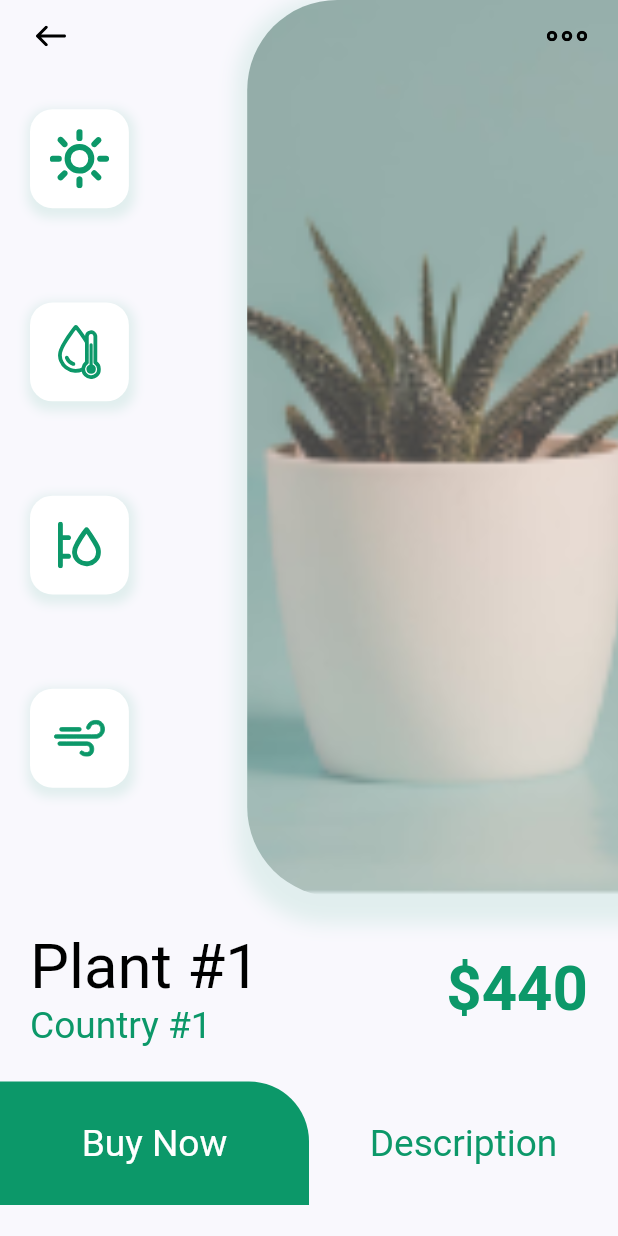
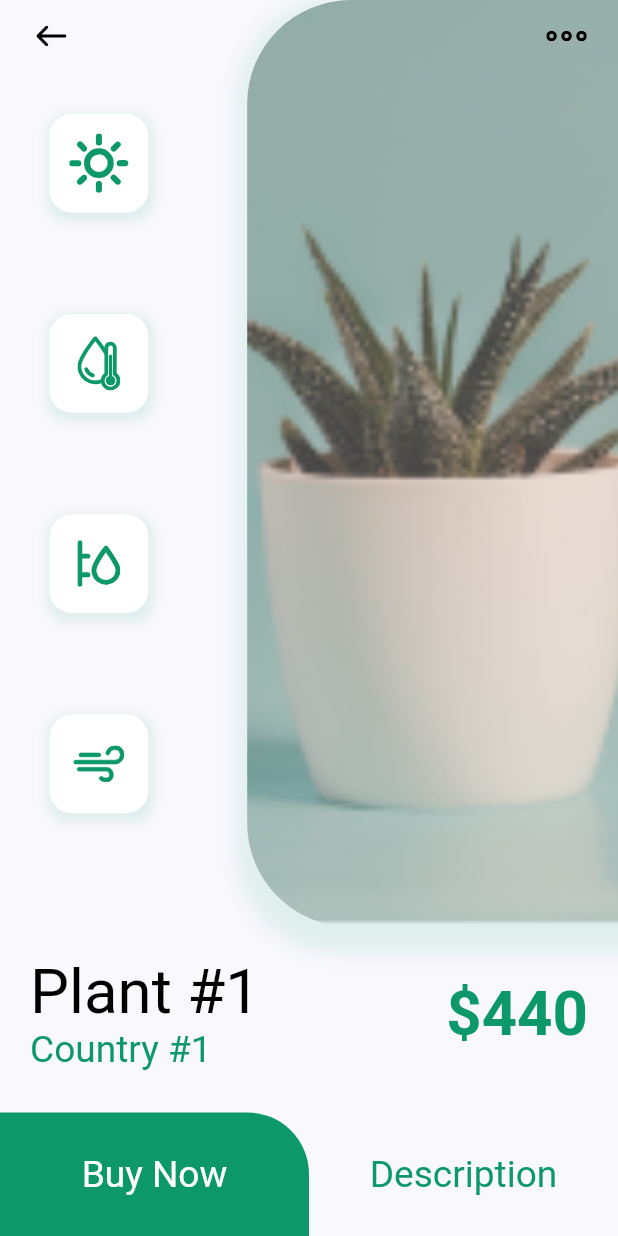
Before and after one commit to laguierre/Plant-App, a Flutter app: the screen it shows after launch, after a tap on an icon or button, on a phone screen of 412 x 824 dp. Run offline on Flutter 3.47's test engine with Material 2 defaults, Android fonts, the phone set to English and light mode, and no system bars; our stand-ins replace flutter_svg.

Commit message:
Final commit

```diff
--- a/lib/main.dart
+++ b/lib/main.dart
@@ -3,14 +3,17 @@ import 'package:plant_app/pages/home_page.dart';
 import 'package:plant_app/utils/constants.dart';
 import 'package:flutter/services.dart';
 
-import 'pages/buy_plant_page.dart';
 void main() {
+  WidgetsFlutterBinding.ensureInitialized();
   SystemChrome.setSystemUIOverlayStyle(const SystemUiOverlayStyle(
-    systemNavigationBarColor: Colors.white, // navigation bar color
-    statusBarColor: kPrimaryColor, // status bar color
+    systemNavigationBarColor: Colors.black, // navigation bar color
+    statusBarColor: kPrimaryColor, // status color bar
     statusBarIconBrightness: Brightness.light, // status bar icon color
-    systemNavigationBarIconBrightness: Brightness.dark, // color of navigation controls
   ));
+  SystemChrome.setPreferredOrientations([
+    DeviceOrientation.portraitUp,
+    DeviceOrientation.portraitDown
+  ]);
   runApp(const MyApp());
 }
 
@@ -19,17 +22,16 @@ class MyApp extends StatelessWidget {
 
   @override
   Widget build(BuildContext context) {
-
     return MaterialApp(
       debugShowCheckedModeBanner: false,
       title: 'Plant App',
       theme: ThemeData(
         scaffoldBackgroundColor: kBackgroundColor,
-        primaryColor: kPrimaryColor,
-        textTheme: Theme.of(context).textTheme.apply(bodyColor: kTextColor),
+        //primaryColor: kPrimaryColor,
+        //textTheme: Theme.of(context).textTheme.apply(bodyColor: kTextColor),
         visualDensity: VisualDensity.adaptivePlatformDensity,
       ),
-      home: HomePage(),//BuyPlantPage(),
+      home: const HomePage(),
     );
   }
 }
--- a/lib/pages/buy_plant_page.dart
+++ b/lib/pages/buy_plant_page.dart
@@ -2,7 +2,7 @@ import 'package:flutter/material.dart';
 import 'package:flutter_svg/flutter_svg.dart';
 import 'package:plant_app/models/plant_model.dart';
 import 'package:plant_app/utils/constants.dart';
-
+import 'package:flutter/services.dart';
 
 class BuyPlantPage extends StatelessWidget {
   const BuyPlantPage({Key? key, required this.plant}) : super(key: key);
@@ -13,23 +13,62 @@ class BuyPlantPage extends StatelessWidget {
   Widget build(BuildContext context) {
     var size = MediaQuery.of(context).size;
     double sizePicture = 0.6;
+    double borderPicture = 3 * size.height * 0.028;
+
     return SafeArea(
       child: Scaffold(
+        extendBody: true,
+        extendBodyBehindAppBar: true,
         backgroundColor: kBackgroundColor,
         body: Column(
-          mainAxisAlignment: MainAxisAlignment.spaceBetween,
+          mainAxisAlignment: MainAxisAlignment.spaceAround,
           children: [
             Expanded(
               child: Container(
-                padding: const EdgeInsets.only(bottom: 20),
+                padding: EdgeInsets.only(bottom: size.height * 0.02),
                 width: double.infinity,
                 child: Stack(
                   children: [
                     const _ButtonsSide(),
-                    Container(
+                    _PlantImage(
+                        size: size,
+                        sizePicture: sizePicture,
+                        borderPicture: borderPicture,
+                        plant: plant),
+                    const _ButtonsTop(),
+                  ],
+                ),
+              ),
+            ),
+            _DetailsData(size: size, plant: plant),
+            SizedBox(height: size.height * 0.03),
+            _BtnBuyAndDescription(size: size),
+          ],
+        ),
+      ),
+    );
+  }
+}
+
+class _PlantImage extends StatelessWidget {
+  const _PlantImage({
+    Key? key,
+    required this.size,
+    required this.sizePicture,
+    required this.borderPicture,
+    required this.plant,
+  }) : super(key: key);
+
+  final Size size;
+  final double sizePicture;
+  final double borderPicture;
+  final PlantModel plant;
+
+  @override
+  Widget build(BuildContext context) {
+    return Container(
       height: double.infinity,
-                      margin:
-                      EdgeInsets.only(left: size.width * (1 - sizePicture)),
+      margin: EdgeInsets.only(left: size.width * (1 - sizePicture)),
       width: size.width * sizePicture,
       decoration: BoxDecoration(
         boxShadow: [
@@ -37,33 +76,23 @@ class BuyPlantPage extends StatelessWidget {
             color: kPrimaryColor.withOpacity(0.1),
             spreadRadius: 10,
             blurRadius: 10,
-                            offset: const Offset(
-                                3, 8), // changes position of shadow
+            offset: const Offset(3, 8), // changes position of shadow
           ),
         ],
-                        borderRadius: const BorderRadius.only(
-                            topLeft: Radius.circular(3 * kDefaultPadding),
-                            bottomLeft: Radius.circular(3 * kDefaultPadding)),
+        borderRadius: BorderRadius.only(
+            topLeft: Radius.circular(borderPicture),
+            bottomLeft: Radius.circular(borderPicture)),
       ),
-                      child: ClipRRect(
-                          borderRadius: const BorderRadius.only(topLeft: Radius.circular(3*kDefaultPadding), bottomLeft: Radius.circular(3*kDefaultPadding)),
       child: Hero(
         tag: plant.id,
+        child: ClipRRect(
+            borderRadius: BorderRadius.only(
+                topLeft: Radius.circular(borderPicture),
+                bottomLeft: Radius.circular(borderPicture)),
             child: Image.asset(
               plant.image,
               fit: BoxFit.cover,
-                            ),
             )),
-                    ),
-                    const _ButtonsTop(),
-                  ],
-                ),
-              ),
-            ),
-            _DetailsData(size: size, plant: plant),
-            _BtnBuyAndDescription(size: size),
-          ],
-        ),
       ),
     );
   }
@@ -76,9 +105,12 @@ class _ButtonsSide extends StatelessWidget {
 
   @override
   Widget build(BuildContext context) {
+    var size = MediaQuery.of(context).size;
     return Padding(
-      padding:
-          const EdgeInsets.only(top: 10, bottom: 10, left: kDefaultPadding),
+      padding: EdgeInsets.only(
+          top: size.height * 0.01,
+          bottom: size.height * 0.01,
+          left: size.height * 0.04),
       child: Column(
         mainAxisAlignment: MainAxisAlignment.spaceEvenly,
         children: [
@@ -99,14 +131,20 @@ class _ButtonsTop extends StatelessWidget {
 
   @override
   Widget build(BuildContext context) {
+    var size = MediaQuery.of(context).size;
     return Padding(
-      padding: const EdgeInsets.symmetric(horizontal: kDefaultPadding / 2),
+      padding: EdgeInsets.symmetric(horizontal: size.width * 0.05 / 2),
       child: Row(
         mainAxisAlignment: MainAxisAlignment.spaceBetween,
         children: [
           IconButton(
             icon: SvgPicture.asset(back_arrow, color: Colors.black),
             onPressed: () {
+              SystemChrome.setSystemUIOverlayStyle(const SystemUiOverlayStyle(
+                statusBarColor: kPrimaryColor, // status color bar
+                statusBarIconBrightness:
+                    Brightness.light, // status bar icon color
+              ));
               Navigator.pop(context);
             },
           ),
@@ -123,7 +161,8 @@ class _ButtonsTop extends StatelessWidget {
 class _DetailsData extends StatelessWidget {
   const _DetailsData({
     Key? key,
-    required this.size, required this.plant,
+    required this.size,
+    required this.plant,
   }) : super(key: key);
 
   final Size size;
@@ -133,13 +172,14 @@ class _DetailsData extends StatelessWidget {
   Widget build(BuildContext context) {
     return Padding(
       padding: const EdgeInsets.symmetric(horizontal: kDefaultPadding),
-      child: Container(
+      child: SizedBox(
         width: double.infinity,
         height: size.height * 0.1,
         child: Row(
           //mainAxisAlignment: MainAxisAlignment.spaceAround,
           children: [
-            RichText(
+            FittedBox(
+              child: RichText(
                 text: TextSpan(children: [
                   TextSpan(
                       text: plant.title, //plantName.toUpperCase(),
@@ -151,7 +191,8 @@ class _DetailsData extends StatelessWidget {
                           color: kPrimaryColor, fontSize: size.height * 0.03)),
                 ]),
               ),
-            Spacer(),
+            ),
+            const Spacer(),
             Text('\$' + plant.price.toString(), //'\$$price',
                 style: TextStyle(
                     fontSize: size.height * 0.05,
@@ -174,29 +215,41 @@ class _BtnBuyAndDescription extends StatelessWidget {
 
   @override
   Widget build(BuildContext context) {
-    return Row(
+    return SizedBox(
+      height: size.height * 0.1,
+      child: Row(
         children: [
-        Container(
+          InkWell(
+            borderRadius:
+                BorderRadius.only(topRight: Radius.circular(size.width * 0.1)),
+            onTap: () {},
+            child: Container(
               alignment: Alignment.center,
-          height: size.height * 0.1,
               width: size.width / 2,
-          decoration: const BoxDecoration(
+              decoration: BoxDecoration(
                 color: kPrimaryColor,
-            borderRadius: BorderRadius.only(topRight: Radius.circular(40)),
+                borderRadius: BorderRadius.only(
+                    topRight: Radius.circular(size.width * 0.1)),
               ),
               child: Text('Buy Now',
-              style:
-                  TextStyle(fontSize: size.height * 0.03, color: Colors.white)),
+                  style: TextStyle(
+                      fontSize: size.height * 0.03, color: Colors.white)),
             ),
-        Container(
+          ),
+          InkWell(
+            borderRadius:
+                BorderRadius.only(topLeft: Radius.circular(size.width * 0.1)),
+            onTap: () {},
+            child: Container(
               alignment: Alignment.center,
-          height: size.height * 0.15,
               width: size.width / 2,
               child: Text('Description',
                   style: TextStyle(
                       fontSize: size.height * 0.03, color: kPrimaryColor)),
+            ),
           )
         ],
+      ),
     );
   }
 }
@@ -215,8 +268,7 @@ class BtnSide extends StatelessWidget {
   @override
   Widget build(BuildContext context) {
     double sizeBtn = MediaQuery.of(context).size.height * 0.08;
-    return InkWell(
-      child: Container(
+    return Container(
       height: sizeBtn,
       width: sizeBtn,
       decoration: BoxDecoration(
@@ -231,10 +283,12 @@ class BtnSide extends StatelessWidget {
           ),
         ],
       ),
+      child: InkWell(
+        borderRadius: BorderRadius.circular(15),
+        onTap: onTap,
         child:
             SvgPicture.asset(nameIcon, fit: BoxFit.none, color: kPrimaryColor),
       ),
-      onTap: onTap,
     );
   }
 }
--- a/lib/pages/home_page.dart
+++ b/lib/pages/home_page.dart
@@ -4,6 +4,7 @@ import 'package:plant_app/data/data.dart';
 import '../utils/constants.dart';
 import '../widgets/plant_card.dart';
 import 'buy_plant_page.dart';
+import 'package:flutter/services.dart';
 
 class HomePage extends StatefulWidget {
   const HomePage({Key? key}) : super(key: key);
@@ -23,12 +24,14 @@ class _HomePageState extends State<HomePage> {
   double heightRecommended = 1;
   double heightListRecommended = 1;
   double heightFeaturedPlant = 1;
+  late bool _blockList;
 
   @override
   void initState() {
     _scrollControllerV.addListener(_listenScrollingV);
     _scrollControllerH.addListener(_listenScrollingH);
     super.initState();
+    _blockList = true;
   }
 
   @override
@@ -52,12 +55,14 @@ class _HomePageState extends State<HomePage> {
           ((_scrollControllerV.position.pixels - heightFeaturedPlant) / (15))
               .clamp(0, 1);
 
-      print("*****************");
-      print(_scrollControllerV.position.pixels);
-      print("*****************");
-      print("Opacity List: $_opacityRecommended");
-      print("Opacity Featured: $_opacityLabelAndButton_2");
-      print(_scrollControllerV.position.pixels - heightRecommended);
+      ///If the Vertical Scroll Position is > 0.1 Size Screen => Block the InkWell
+      ///of the image
+      setState(() {
+        MediaQuery.of(context).size.height * 0.1 >
+                _scrollControllerV.position.pixels
+            ? _blockList = true
+            : _blockList = false;
+      });
     });
   }
 
@@ -83,7 +88,6 @@ class _HomePageState extends State<HomePage> {
       heightRecommended = sizeSearchBar;
       heightListRecommended = size.height * heightListCard;
       heightFeaturedPlant = heightListRecommended + heightRecommended;
-      print(heightFeaturedPlant);
     });
 
     return SafeArea(
@@ -99,7 +103,7 @@ class _HomePageState extends State<HomePage> {
       bottomNavigationBar: const _CustomBottomNavBar(),
       body: Stack(children: [
         _CustomBody(
-          topMarginSearchBar: topMarginSearchBar + 66,
+          topMarginSearchBar: topMarginSearchBar + size.height * 0.08,
           size: size,
           scrollControllerV: _scrollControllerV,
           scrollControllerH: _scrollControllerH,
@@ -107,6 +111,7 @@ class _HomePageState extends State<HomePage> {
           opacityLabelAndButton_2: _opacityLabelAndButton_2,
           opacityRecommended: _opacityRecommended,
           positionH: _positionH,
+          blockList: _blockList,
         ),
         _CustomAppBar(size: sizeCustomAppBar),
         _CustomSearchTextField(
@@ -129,6 +134,7 @@ class _CustomBody extends StatelessWidget {
     required this.opacityLabelAndButton_1,
     required this.opacityRecommended,
     required this.opacityLabelAndButton_2,
+    required this.blockList,
   }) : super(key: key);
 
   final double topMarginSearchBar;
@@ -139,6 +145,7 @@ class _CustomBody extends StatelessWidget {
   final double opacityRecommended;
   final ScrollController scrollControllerH;
   final double positionH;
+  final bool blockList;
 
   @override
   Widget build(BuildContext context) {
@@ -164,6 +171,7 @@ class _CustomBody extends StatelessWidget {
                     size: size,
                     scrollController: scrollControllerH,
                     position: positionH,
+                    blockList: blockList,
                   )),
             ),
             Transform.scale(
@@ -213,7 +221,8 @@ class _FeaturedPlant extends StatelessWidget {
           itemBuilder: (BuildContext context, int index) {
             final plant = featuredPlant[index];
             return Padding(
-              padding: const EdgeInsets.symmetric(horizontal: 15, vertical: 15),
+              padding: EdgeInsets.symmetric(
+                  horizontal: size.width * 0.05, vertical: size.width * 0.05),
               child: FeaturedPlantCard(recommendedPlant: plant.image),
             );
           },
@@ -229,11 +238,13 @@ class _RecommendedPlant extends StatelessWidget {
     required this.size,
     required this.scrollController,
     required this.position,
+    required this.blockList,
   }) : super(key: key);
 
   final Size size;
   final ScrollController scrollController;
   final double position;
+  final bool blockList;
 
   @override
   Widget build(BuildContext context) {
@@ -241,7 +252,7 @@ class _RecommendedPlant extends StatelessWidget {
       height: size.height * 0.34,
       child: ShaderMask(
         shaderCallback: (bounds) {
-          return const LinearGradient(
+          return LinearGradient(
             begin: Alignment.centerLeft,
             end: Alignment.centerRight,
             colors: colors,
@@ -257,15 +268,43 @@ class _RecommendedPlant extends StatelessWidget {
           itemBuilder: (BuildContext context, int index) {
             final plant = listPlant[index];
             return Padding(
-              padding: const EdgeInsets.symmetric(horizontal: 15, vertical: 15),
+              padding: EdgeInsets.symmetric(
+                  horizontal: size.width * 0.05, vertical: size.width * 0.05),
               child: InkWell(
                 child: RecommendedPlantCard(
-                    widthCardSize: size.width * 0.38, plant: plant,
-                    ),
-              onTap: (){
-                  Navigator.of(context).push(MaterialPageRoute(builder: (BuildContext context) => BuyPlantPage(plant: plant,)));
-                  print(plant.id);
-              },),
+                  widthCardSize: size.width * 0.38,
+                  plant: plant,
+                ),
+                onTap: blockList
+                    ? () {
+                        SystemChrome.setSystemUIOverlayStyle(
+                            const SystemUiOverlayStyle(
+                          systemNavigationBarColor: Colors.transparent,
+                          // navigation bar color
+                          statusBarColor: kBackgroundColor,
+                          // status bar color
+                          statusBarIconBrightness: Brightness.dark,
+                          // status bar icon color
+                          systemNavigationBarIconBrightness:
+                              Brightness.dark, // color of navigation controls
+                        ));
+
+                        Navigator.of(context).push(PageRouteBuilder(
+                            transitionDuration:
+                                const Duration(milliseconds: 500),
+                            pageBuilder: (context, animation, _) {
+                              return FadeTransition(
+                                  opacity: Tween<double>(begin: 0.0, end: 1.0)
+                                      .animate(CurvedAnimation(
+                                          parent: animation,
+                                          curve: Curves.easeOut)),
+                                  child: BuyPlantPage(
+                                    plant: plant,
+                                  ));
+                            }));
+                      }
+                    : null,
+              ),
             );
           },
         ),
@@ -285,8 +324,9 @@ class _LabelAndButton extends StatelessWidget {
 
   @override
   Widget build(BuildContext context) {
+    var size = MediaQuery.of(context).size;
     return Padding(
-      padding: const EdgeInsets.symmetric(horizontal: kDefaultPadding),
+      padding: EdgeInsets.symmetric(horizontal: size.width * 0.05),
       child: Row(mainAxisAlignment: MainAxisAlignment.spaceBetween, children: [
         Text(textLabel,
             style: const TextStyle(fontWeight: FontWeight.bold, fontSize: 22)),
@@ -321,7 +361,7 @@ class _CustomSearchTextField extends StatelessWidget {
   @override
   Widget build(BuildContext context) {
     return Padding(
-      padding: const EdgeInsets.symmetric(horizontal: kDefaultPadding),
+      padding: EdgeInsets.symmetric(horizontal: size.width * 0.05),
       child: Container(
           margin: EdgeInsets.only(top: topMarginSearchBar),
           padding: const EdgeInsets.symmetric(horizontal: kDefaultPadding),
@@ -336,12 +376,12 @@ class _CustomSearchTextField extends StatelessWidget {
                   offset: const Offset(0, 3), // changes position of shadow
                 ),
               ],
-              borderRadius: BorderRadius.circular(kDefaultPadding)),
+              borderRadius: BorderRadius.circular(size.height * 0.03)),
           child: Row(
             mainAxisAlignment: MainAxisAlignment.spaceAround,
             children: [
               SizedBox(
-                  width: size.width - 4 * kDefaultPadding,
+                  width: size.width - 4 * size.height * 0.025,
                   child: TextField(
                     style: const TextStyle(fontSize: 20),
                     decoration: InputDecoration(
@@ -376,11 +416,11 @@ class _CustomAppBar extends StatelessWidget {
       padding: const EdgeInsets.all(kDefaultPadding),
       width: double.infinity,
       height: size,
-      decoration: const BoxDecoration(
+      decoration: BoxDecoration(
           color: kPrimaryColor,
           borderRadius: BorderRadius.only(
-              bottomLeft: Radius.circular(40),
-              bottomRight: Radius.circular(40))),
+              bottomLeft: Radius.circular(size * 0.2),
+              bottomRight: Radius.circular(size * 0.2))),
       child: Row(
         mainAxisAlignment: MainAxisAlignment.spaceBetween,
         children: [
--- a/lib/widgets/plant_card.dart
+++ b/lib/widgets/plant_card.dart
@@ -32,42 +32,46 @@ class RecommendedPlantCard extends StatelessWidget {
       child: Column(
         mainAxisAlignment: MainAxisAlignment.spaceBetween,
         children: [
-          ClipRRect(
+          Hero(
+            tag: plant.id,
+            child: AspectRatio(
+              aspectRatio: 0.85,
+              child: ClipRRect(
                 borderRadius: const BorderRadius.only(
-                  topLeft: Radius.circular(20), topRight: Radius.circular(20)),
-              child: Hero(
-                  tag: plant.id,
+                    topLeft: Radius.circular(20),
+                    topRight: Radius.circular(20)),
                 child: Image.asset(
                   plant.image,
-                    fit: BoxFit.cover,
-                  ))),
-          Padding(
-            padding: const EdgeInsets.only(left: 8, right: 8, bottom: 8),
-            child: Row(
-              //mainAxisAlignment: MainAxisAlignment.spaceAround,
+                  fit: BoxFit.fill,
+                ),
+              ),
+            ),
+          ),
+          Row(
+            mainAxisAlignment: MainAxisAlignment.spaceBetween,
             children: [
+              const SizedBox(),
               RichText(
                 text: TextSpan(children: [
                   TextSpan(
                       text: plant.title.toUpperCase(),
-                        style: TextStyle(
-                            color: Colors.black, fontSize: size.height * 0.02)),
+                      style:
+                          const TextStyle(color: Colors.black, fontSize: 18)),
                   TextSpan(
                       text: "\n" + plant.country,
                       style: TextStyle(
-                            color: Colors.black,
-                            fontSize: size.height * 0.015)),
+                          color: Colors.black, fontSize: size.height * 0.015)),
                 ]),
               ),
-                const Spacer(),
               Text("\$" + plant.price.toString(),
-                    style: TextStyle(
-                        fontSize: size.height * 0.023,
+                  style: const TextStyle(
+                      fontSize: 18,
                       color: kPrimaryColor,
                       fontWeight: FontWeight.bold)),
+              const SizedBox(),
             ],
           ),
-          )
+          const SizedBox(),
         ],
       ),
     );
```
Also changed, not shown: 7 other files. Lines whose indentation alone changed are shown as unchanged.
